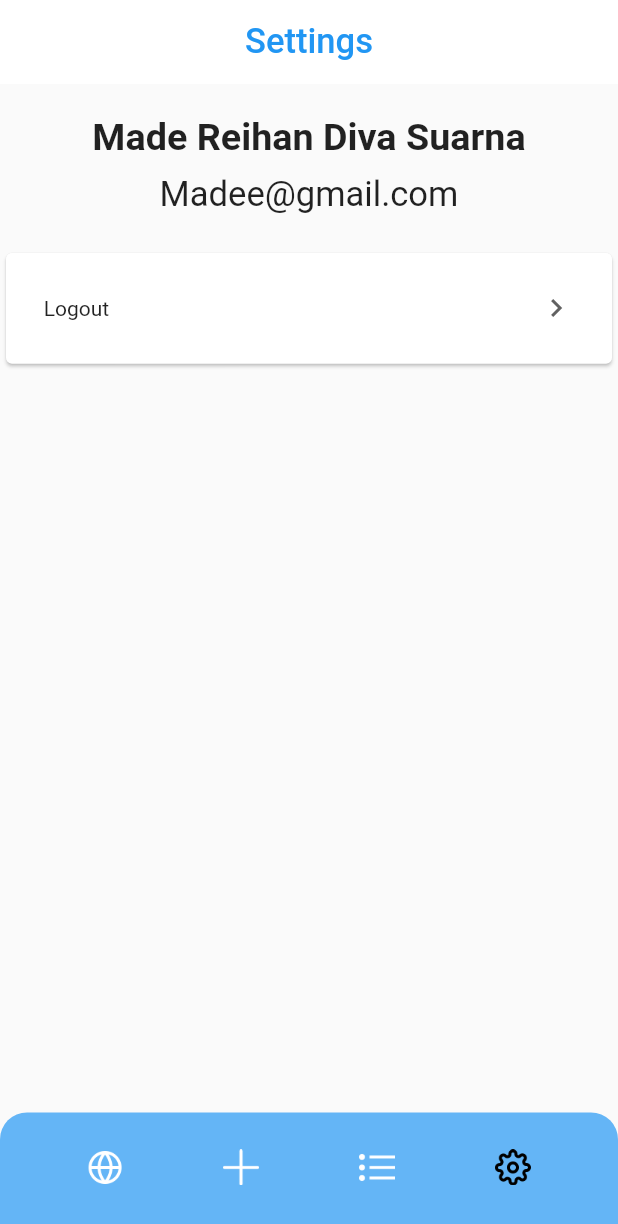
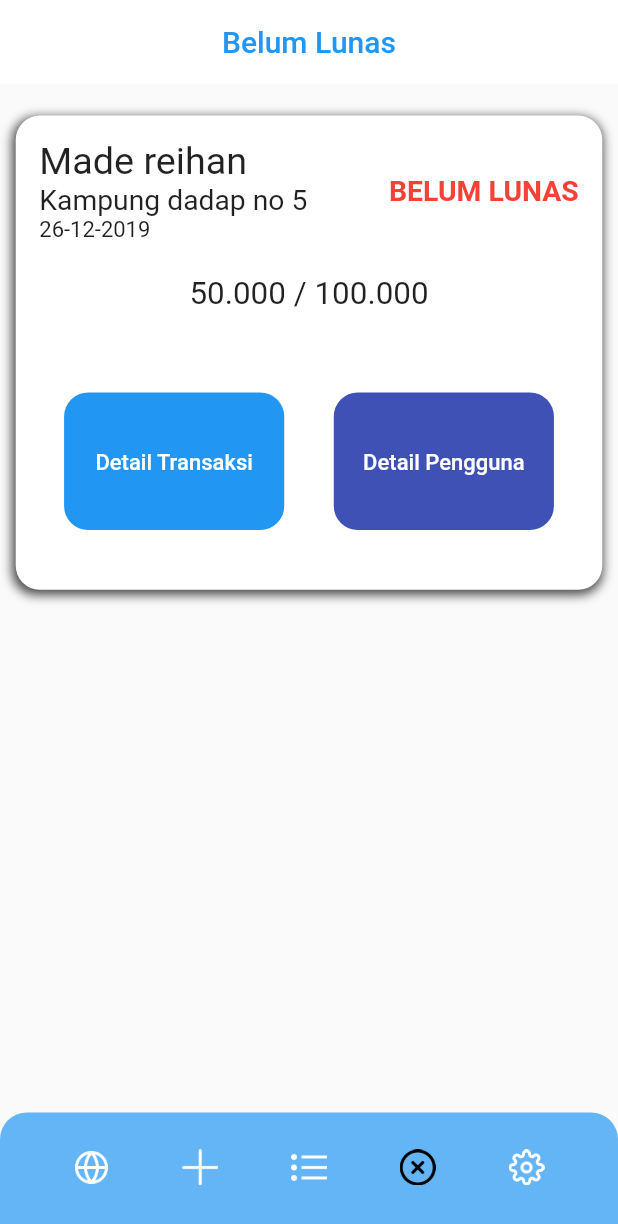
Before and after one commit to Madeean/MadeeKan, a Flutter app: the HomePage screen opened directly, item 4 of the bottom bar chosen, on a phone screen of 412 x 824 dp. Shown: the top 1224 px of the screen. Run offline on Flutter 3.47's test engine with Material 2 defaults, Android fonts, the phone set to English and light mode, and no system bars; our stand-ins replace bloc, equatable, flutter_bloc, flutter_screenutil, fluttertoast, image_picker and 1 more.

Commit message:
belum lunas page

```diff
--- /dev/null
+++ b/lib/Home/belum_lunas_page.dart
@@ -0,0 +1,40 @@
+import 'package:flutter/material.dart';
+import 'package:madee_kan/Widgets/custom_card_belum_lunas.dart';
+
+class BelumLunasPage extends StatefulWidget {
+  const BelumLunasPage({Key? key}) : super(key: key);
+
+  @override
+  State<BelumLunasPage> createState() => _BelumLunasPageState();
+}
+
+class _BelumLunasPageState extends State<BelumLunasPage> {
+  @override
+  Widget build(BuildContext context) {
+    return Scaffold(
+      appBar: AppBar(
+        centerTitle: true,
+        title: Text(
+          'Belum Lunas',
+          style: TextStyle(
+            color: Colors.blue,
+          ),
+        ),
+        elevation: 0,
+        automaticallyImplyLeading: false,
+        backgroundColor: Colors.white,
+      ),
+      body: ListView(
+        children: [
+          CustomCardBelumLunas(
+              alamat: "Kampung dadap no 5",
+              nama: "Made reihan",
+              baruBayar: "50.000",
+              jumlahBayar: "100.000",
+              tanggal: "26-12-2019",
+              isLunas: "BELUM LUNAS"),
+        ],
+      ),
+    );
+  }
+}
--- a/lib/Home/home_page.dart
+++ b/lib/Home/home_page.dart
@@ -1,6 +1,7 @@
 import 'package:flutter/material.dart';
 import 'package:flutter_bloc/flutter_bloc.dart';
 import 'package:madee_kan/Home/add_pembayaran.dart';
+import 'package:madee_kan/Home/belum_lunas_page.dart';
 import 'package:madee_kan/Home/list_orang_ngontrak.dart';
 import 'package:madee_kan/Home/setting_page.dart';
 import 'package:madee_kan/Widgets/customNavigationItem.dart';
@@ -25,6 +26,8 @@ class _HomePageState extends State<HomePage> {
       case 2:
         return ListOrangNgontrak();
       case 3:
+        return BelumLunasPage();
+      case 4:
         return SettingPage();
       default:
         return LandingPage();
@@ -60,8 +63,12 @@ class _HomePageState extends State<HomePage> {
             index: 2,
           ),
           CustomNavigationItem(
+            imageUrl: 'assets/cross-circle.png',
+            index: 3,
+          ),
+          CustomNavigationItem(
             imageUrl: 'assets/icon_settings.png',
-            index: 3,
+            index: 4,
           ),
         ],
       ),
--- a/lib/Home/setting_page.dart
+++ b/lib/Home/setting_page.dart
@@ -1,6 +1,9 @@
 import 'package:flutter/material.dart';
 import 'package:flutter_screenutil/flutter_screenutil.dart';
 import 'package:madee_kan/Auth/login_page.dart';
+import 'package:madee_kan/Home/home_page.dart';
+
+import '../Widgets/custom_setting_card.dart';
 
 class SettingPage extends StatefulWidget {
   const SettingPage({Key? key}) : super(key: key);
@@ -23,12 +26,10 @@ class _SettingPageState extends State<SettingPage> {
           automaticallyImplyLeading: false,
           backgroundColor: Colors.white,
         ),
-      body: ListView(
-        children: [
-          Column(
+        body: Column(
           children: [
             Center(
-                child: Padding(
+              child: Container(
                 padding: EdgeInsets.only(
                   top: 20.h,
                   left: 24.w,
@@ -54,45 +55,103 @@ class _SettingPageState extends State<SettingPage> {
                 ),
               ),
             ),
+            Expanded(
+              child: ListView(
+                children: [
                   SizedBox(height: 20.h),
-              Card(
-                child: InkWell(
-                  splashColor: Colors.blue.withAlpha(30),
+                  CustomSettingCard(
+                    title: 'Edit Profile',
+                    onTap: () async {
+                      await Navigator.push(
+                        context,
+                        MaterialPageRoute(builder: (context) => HomePage()),
+                      );
+                    },
+                  ),
+                  CustomSettingCard(
+                    title: 'Logout',
                     onTap: () async {
                       await Navigator.pushAndRemoveUntil(
                           context,
                           MaterialPageRoute(builder: (context) => LoginPage()),
                           (route) => false);
                     },
-                  child: SizedBox(
-                    width: double.infinity,
-                    height: 70.h,
-                    child: Container(
-                      padding: EdgeInsets.only(
-                        left: 24.w,
-                        right: 24.w,
-                      ),
-                      alignment: Alignment.centerLeft,
-                      child: Row(
-                        mainAxisAlignment: MainAxisAlignment.spaceBetween,
-                        children: [
-                          Text(
-                            'Logout',
-                          ),
-                          Icon(
-                            Icons.chevron_right,
-                            color: Colors.grey.shade700,
                   ),
                 ],
               ),
             ),
-                  ),
-                ),
-              ),
           ],
-          )
-        ],
-      ),
-    );
+        ));
   }
 }
+
+// ListView(
+//         children: [
+//           Column(
+//             children: [
+//               Center(
+//                 child: Padding(
+//                   padding: EdgeInsets.only(
+//                     top: 20.h,
+//                     left: 24.w,
+//                     right: 24.w,
+//                   ),
+//                   child: Column(
+//                     children: [
+//                       Text(
+//                         'Made Reihan Diva Suarna',
+//                         style: TextStyle(
+//                           fontSize: 24.sp,
+//                           fontWeight: FontWeight.bold,
+//                         ),
+//                       ),
+//                       SizedBox(height: 10.h),
+//                       Text(
+//                         'Madee@gmail.com',
+//                         style: TextStyle(
+//                           fontSize: 22.sp,
+//                         ),
+//                       ),
+//                     ],
+//                   ),
+//                 ),
+//               ),
+//               SizedBox(height: 20.h),
+//               Card(
+//                 child: InkWell(
+//                   splashColor: Colors.blue.withAlpha(30),
+//                   onTap: () async {
+//                     await Navigator.pushAndRemoveUntil(
+//                         context,
+//                         MaterialPageRoute(builder: (context) => LoginPage()),
+//                         (route) => false);
+//                   },
+//                   child: SizedBox(
+//                     width: double.infinity,
+//                     height: 70.h,
+//                     child: Container(
+//                       padding: EdgeInsets.only(
+//                         left: 24.w,
+//                         right: 24.w,
+//                       ),
+//                       alignment: Alignment.centerLeft,
+//                       child: Row(
+//                         mainAxisAlignment: MainAxisAlignment.spaceBetween,
+//                         children: [
+//                           Text(
+//                             'Logout',
+//                           ),
+//                           Icon(
+//                             Icons.chevron_right,
+//                             color: Colors.grey.shade700,
+//                           ),
+//                         ],
+//                       ),
+//                     ),
+//                   ),
+//                 ),
+//               ),
+//             ],
+//           )
+//         ],
+//       ),
--- /dev/null
+++ b/lib/Widgets/custom_card_belum_lunas.dart
@@ -0,0 +1,141 @@
+import 'package:flutter/material.dart';
+import 'package:flutter_screenutil/flutter_screenutil.dart';
+
+class CustomCardBelumLunas extends StatelessWidget {
+  final String nama;
+  final String alamat;
+  final String tanggal;
+  final String isLunas;
+  final String jumlahBayar;
+  final String baruBayar;
+  const CustomCardBelumLunas({
+    Key? key,
+    required this.nama,
+    required this.alamat,
+    required this.baruBayar,
+    required this.isLunas,
+    required this.jumlahBayar,
+    required this.tanggal,
+  }) : super(key: key);
+
+  @override
+  Widget build(BuildContext context) {
+    return Container(
+      margin: EdgeInsets.only(top: 20.h, left: 10.w, right: 10.w),
+      width: double.infinity,
+      height: 300.h,
+      decoration: BoxDecoration(
+        color: Colors.white,
+        borderRadius: BorderRadius.circular(16),
+        boxShadow: [
+          BoxShadow(
+            color: Colors.black.withOpacity(.7),
+            blurRadius: 5,
+            spreadRadius: 1,
+            offset: Offset(
+              -1,
+              2,
+            ),
+          )
+        ],
+      ),
+      padding: EdgeInsets.all(15.w),
+      child: Column(
+        children: [
+          Row(
+            children: [
+              Expanded(
+                child: Column(
+                  crossAxisAlignment: CrossAxisAlignment.start,
+                  children: [
+                    Text(
+                      '$nama',
+                      style: TextStyle(
+                        fontSize: 24.sp,
+                      ),
+                    ),
+                    Text(
+                      '$alamat',
+                      style: TextStyle(
+                        fontSize: 18.sp,
+                      ),
+                    ),
+                    Text(
+                      '$tanggal',
+                      style: TextStyle(
+                        fontSize: 14.sp,
+                      ),
+                    ),
+                  ],
+                ),
+              ),
+              Text(
+                '$isLunas',
+                style: TextStyle(
+                  color: isLunas == "LUNAS" ? Colors.blue : Colors.red,
+                  fontSize: 18.sp,
+                  fontWeight: FontWeight.bold,
+                ),
+              ),
+            ],
+          ),
+          Container(
+            margin: EdgeInsets.only(top: 22.h),
+            child: Center(
+              child: Text(
+                '$baruBayar / $jumlahBayar',
+                style: TextStyle(
+                  fontSize: 20.sp,
+                ),
+              ),
+            ),
+          ),
+          Padding(
+            padding: EdgeInsets.only(top: 50.h),
+            child: Row(
+              mainAxisAlignment: MainAxisAlignment.spaceAround,
+              children: [
+                Container(
+                  width: 140.w,
+                  height: 87.h,
+                  decoration: BoxDecoration(
+                    color: Colors.blue,
+                    borderRadius: BorderRadius.circular(16),
+                  ),
+                  child: TextButton(
+                    onPressed: () {},
+                    child: Text(
+                      'Detail Transaksi',
+                      style: TextStyle(
+                        color: Colors.white,
+                        fontSize: 14.sp,
+                      ),
+                    ),
+                  ),
+                ),
+                Container(
+                  width: 140.w,
+                  height: 87.h,
+                  decoration: BoxDecoration(
+                    color: Colors.indigo,
+                    borderRadius: BorderRadius.circular(16),
+                  ),
+                  child: TextButton(
+                    onPressed: () {},
+                    child: Text(
+                      'Detail Pengguna',
+                      style: TextStyle(
+                        fontSize: 14.sp,
+                        color: Colors.white,
+                      ),
+                    ),
+                  ),
+                ),
+              ],
+            ),
+          )
+        ],
+      ),
+    );
+  }
+}
--- /dev/null
+++ b/lib/Widgets/custom_setting_card.dart
@@ -0,0 +1,47 @@
+import 'package:flutter/material.dart';
+import 'package:flutter_screenutil/flutter_screenutil.dart';
+
+import '../Auth/login_page.dart';
+
+class CustomSettingCard extends StatelessWidget {
+  final String title;
+  final Function() onTap;
+  const CustomSettingCard({
+    Key? key,
+    required this.title,
+    required this.onTap,
+  }) : super(key: key);
+
+  @override
+  Widget build(BuildContext context) {
+    return Card(
+      child: InkWell(
+        splashColor: Colors.blue.withAlpha(30),
+        onTap: onTap,
+        child: SizedBox(
+          width: double.infinity,
+          height: 70.h,
+          child: Container(
+            padding: EdgeInsets.only(
+              left: 24.w,
+              right: 24.w,
+            ),
+            alignment: Alignment.centerLeft,
+            child: Row(
+              mainAxisAlignment: MainAxisAlignment.spaceBetween,
+              children: [
+                Text(
+                  '$title',
+                ),
+                Icon(
+                  Icons.chevron_right,
+                  color: Colors.grey.shade700,
+                ),
+              ],
+            ),
+          ),
+        ),
+      ),
+    );
+  }
+}
```
Also changed, not shown: assets/cross-circle.png (added). Lines whose indentation alone changed are shown as unchanged.
